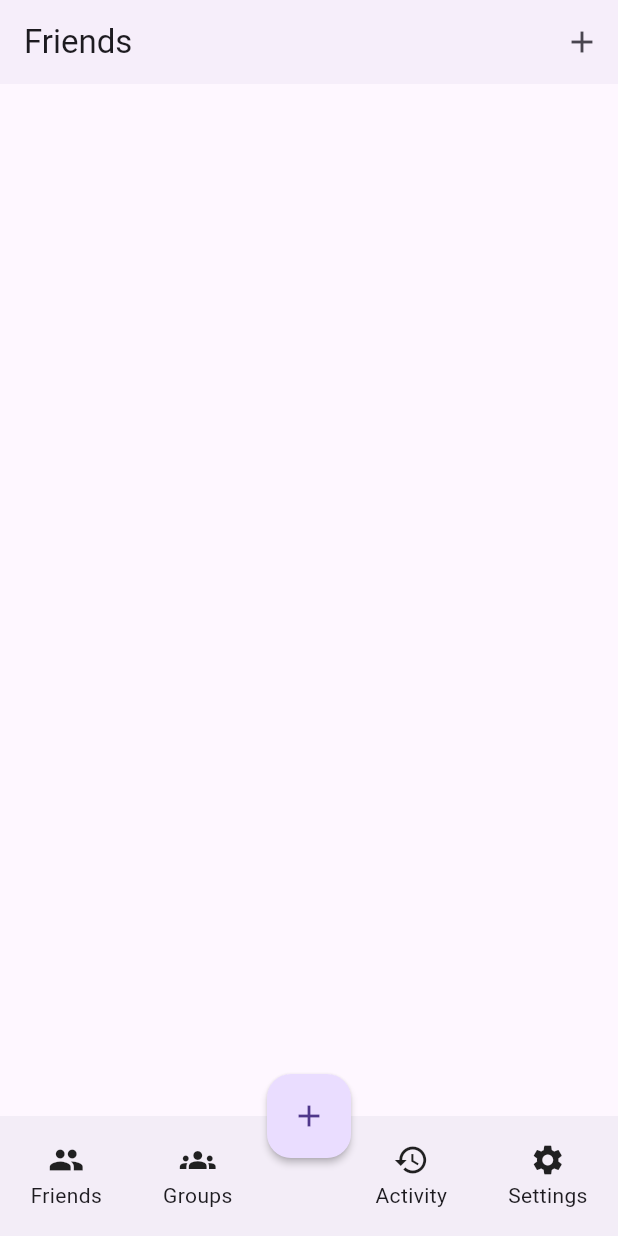
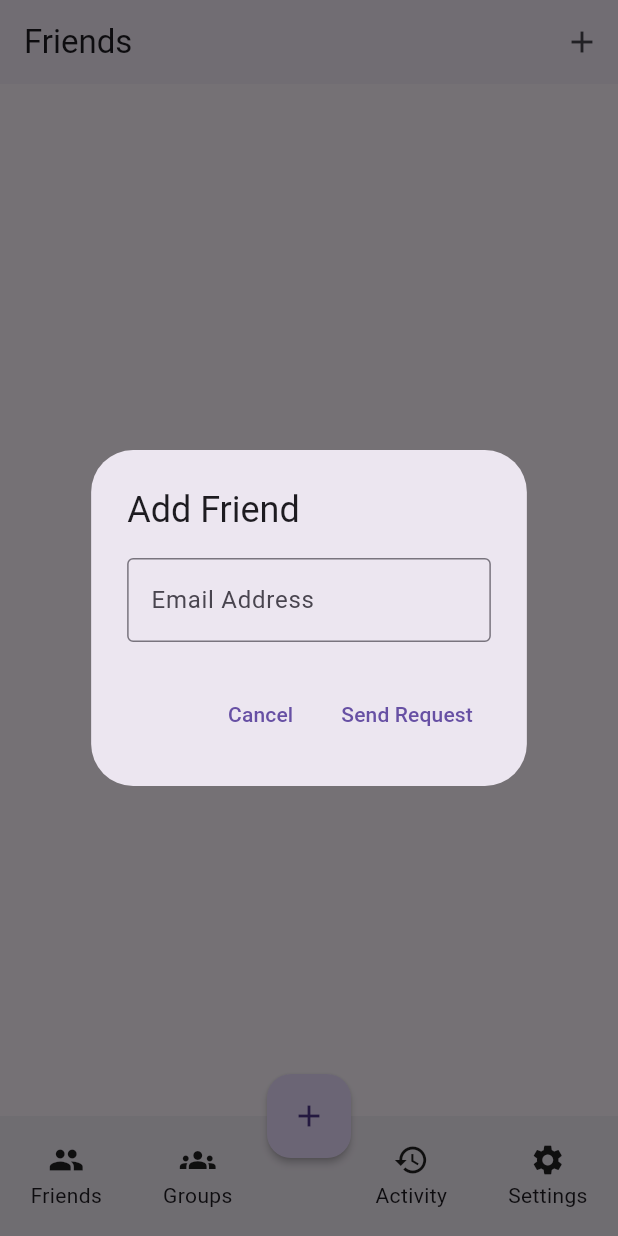
Before and after one commit to sjoerdlemkens/split-smart-app, a Flutter app: the HomePage screen opened by its route, after a tap on the "add" icon, on a phone screen of 412 x 824 dp. Run offline on Flutter 3.47's test engine with Material 3 defaults, Android fonts, the phone set to English and light mode, and no system bars; our stand-ins replace bloc, dio, equatable, flutter_bloc, flutter_secure_storage, formz and 2 more; accounts and stored records are empty; generated files the repository leaves out were written again.

Commit message:
wip: add friend

```diff
--- /dev/null
+++ b/lib/friends/add_friend/add_friend.dart
@@ -0,0 +1,2 @@
+export 'bloc/add_friend_bloc.dart';
+export 'view/view.dart';
--- /dev/null
+++ b/lib/friends/add_friend/bloc/add_friend_bloc.dart
@@ -0,0 +1,46 @@
+import 'package:bloc/bloc.dart';
+import 'package:equatable/equatable.dart';
+import 'package:formz/formz.dart';
+import 'package:split_smart_app/misc/misc.dart';
+
+part 'add_friend_event.dart';
+part 'add_friend_state.dart';
+
+class AddFriendBloc extends Bloc<AddFriendEvent, AddFriendState> {
+  AddFriendBloc() : super(const AddFriendState()) {
+    on<AddFriendEmailChanged>(_onEmailChanged);
+    on<AddFriendSubmitted>(_onSubmitted);
+  }
+
+  void _onEmailChanged(
+    AddFriendEmailChanged event,
+    Emitter<AddFriendState> emit,
+  ) {
+    final email = Email.dirty(event.email);
+    emit(state.copyWith(
+      email: email,
+      status: Formz.validate([email])
+          ? FormzSubmissionStatus.initial
+          : FormzSubmissionStatus.initial,
+    ));
+  }
+
+  void _onSubmitted(
+    AddFriendSubmitted event,
+    Emitter<AddFriendState> emit,
+  ) {
+    final email = Email.dirty(state.email.value);
+    emit(state.copyWith(
+      email: email,
+      status: Formz.validate([email])
+          ? FormzSubmissionStatus.inProgress
+          : FormzSubmissionStatus.initial,
+    ));
+
+    if (Formz.validate([email])) {
+      // TODO: Implement actual friend addition logic here
+      // For now, just simulate success
+      emit(state.copyWith(status: FormzSubmissionStatus.success));
+    }
+  }
+}
--- /dev/null
+++ b/lib/friends/add_friend/bloc/add_friend_event.dart
@@ -0,0 +1,21 @@
+part of 'add_friend_bloc.dart';
+
+sealed class AddFriendEvent extends Equatable {
+  const AddFriendEvent();
+
+  @override
+  List<Object> get props => [];
+}
+
+class AddFriendEmailChanged extends AddFriendEvent {
+  const AddFriendEmailChanged(this.email);
+
+  final String email;
+
+  @override
+  List<Object> get props => [email];
+}
+
+class AddFriendSubmitted extends AddFriendEvent {
+  const AddFriendSubmitted();
+}
--- /dev/null
+++ b/lib/friends/add_friend/bloc/add_friend_state.dart
@@ -0,0 +1,24 @@
+part of 'add_friend_bloc.dart';
+
+class AddFriendState extends Equatable {
+  const AddFriendState({
+    this.email = const Email.pure(),
+    this.status = FormzSubmissionStatus.initial,
+  });
+
+  final Email email;
+  final FormzSubmissionStatus status;
+
+  @override
+  List<Object> get props => [email, status];
+
+  AddFriendState copyWith({
+    Email? email,
+    FormzSubmissionStatus? status,
+  }) {
+    return AddFriendState(
+      email: email ?? this.email,
+      status: status ?? this.status,
+    );
+  }
+}
--- /dev/null
+++ b/lib/friends/add_friend/view/add_friend_dialog.dart
@@ -0,0 +1,122 @@
+import 'package:flutter/material.dart';
+import 'package:flutter_bloc/flutter_bloc.dart';
+import 'package:formz/formz.dart';
+import 'package:split_smart_app/friends/add_friend/bloc/add_friend_bloc.dart';
+import 'package:split_smart_app/misc/misc.dart';
+
+class AddFriendDialog extends StatelessWidget {
+  const AddFriendDialog({super.key});
+
+  static Future<bool?> show(BuildContext context) {
+    return showDialog<bool>(
+      context: context,
+      builder: (context) => const AddFriendDialog(),
+    );
+  }
+
+  @override
+  Widget build(BuildContext context) {
+    return BlocProvider(
+      create: (context) => AddFriendBloc(),
+      child: const _AddFriendDialogView(),
+    );
+  }
+}
+
+class _AddFriendDialogView extends StatelessWidget {
+  const _AddFriendDialogView();
+
+  @override
+  Widget build(BuildContext context) {
+    return BlocListener<AddFriendBloc, AddFriendState>(
+      listener: (context, state) {
+        if (state.status == FormzSubmissionStatus.success) {
+          Navigator.of(context).pop(true);
+          ScaffoldMessenger.of(context).showSnackBar(
+            const SnackBar(
+              content: Text('Friend request sent successfully!'),
+              backgroundColor: Colors.green,
+            ),
+          );
+        } else if (state.status == FormzSubmissionStatus.failure) {
+          ScaffoldMessenger.of(context).showSnackBar(
+            const SnackBar(
+              content: Text('Failed to send friend request. Please try again.'),
+              backgroundColor: Colors.red,
+            ),
+          );
+        }
+      },
+      child: AlertDialog(
+        title: const Text('Add Friend'),
+        content: const _AddFriendForm(),
+        actions: [
+          TextButton(
+            onPressed: () => Navigator.of(context).pop(false),
+            child: const Text('Cancel'),
+          ),
+          BlocBuilder<AddFriendBloc, AddFriendState>(
+            buildWhen: (previous, current) => previous.status != current.status,
+            builder: (context, state) {
+              return TextButton(
+                onPressed: state.status == FormzSubmissionStatus.inProgress
+                    ? null
+                    : () => context
+                        .read<AddFriendBloc>()
+                        .add(const AddFriendSubmitted()),
+                child: state.status == FormzSubmissionStatus.inProgress
+                    ? const SizedBox(
+                        width: 16,
+                        height: 16,
+                        child: CircularProgressIndicator(strokeWidth: 2),
+                      )
+                    : const Text('Send Request'),
+              );
+            },
+          ),
+        ],
+      ),
+    );
+  }
+}
+
+class _AddFriendForm extends StatelessWidget {
+  const _AddFriendForm();
+
+  @override
+  Widget build(BuildContext context) {
+    return BlocBuilder<AddFriendBloc, AddFriendState>(
+      buildWhen: (previous, current) => previous.email != current.email,
+      builder: (context, state) {
+        return TextFormField(
+          key: const Key('addFriend_emailInput_textField'),
+          onChanged: (email) =>
+              context.read<AddFriendBloc>().add(AddFriendEmailChanged(email)),
+          keyboardType: TextInputType.emailAddress,
+          decoration: InputDecoration(
+            labelText: 'Email Address',
+            hintText: 'Enter friend\'s email address',
+            errorText: state.email.displayError?.text,
+            border: const OutlineInputBorder(),
+          ),
+          textInputAction: TextInputAction.done,
+          onFieldSubmitted: (_) {
+            if (state.status == FormzSubmissionStatus.initial &&
+                state.email.isValid) {
+              context.read<AddFriendBloc>().add(const AddFriendSubmitted());
+            }
+          },
+        );
+      },
+    );
+  }
+}
+
+extension EmailValidationErrorX on EmailValidationError {
+  String get text {
+    switch (this) {
+      case EmailValidationError.invalid:
+        return 'Please enter a valid email address';
+    }
+  }
+}
--- /dev/null
+++ b/lib/friends/add_friend/view/view.dart
@@ -0,0 +1 @@
+export 'add_friend_dialog.dart';
--- a/lib/friends/friends_overview/view/friends_tab.dart
+++ b/lib/friends/friends_overview/view/friends_tab.dart
@@ -1,4 +1,5 @@
 import 'package:flutter/material.dart';
+import 'package:split_smart_app/friends/add_friend/add_friend.dart';
 
 class FriendsTab extends StatelessWidget {
   const FriendsTab({super.key});
@@ -13,11 +14,19 @@ class FriendsTab extends StatelessWidget {
           actions: [
             IconButton(
               icon: const Icon(Icons.add),
-              onPressed: () {},
+              onPressed: () => _showAddFriendDialog(context),
             ),
           ],
         ),
       ],
     );
   }
+
+  Future<void> _showAddFriendDialog(BuildContext context) async {
+    final result = await AddFriendDialog.show(context);
+    if (result == true) {
+      // Friend request was sent successfully
+      // You can add additional logic here like refreshing the friends list
+    }
+  }
 }
--- /dev/null
+++ b/lib/misc/misc.dart
@@ -0,0 +1 @@
+export 'models/models.dart';
--- /dev/null
+++ b/lib/misc/models/email.dart
@@ -0,0 +1,17 @@
+import 'package:formz/formz.dart';
+
+enum EmailValidationError { invalid }
+
+class Email extends FormzInput<String, EmailValidationError> {
+  const Email.pure() : super.pure('');
+  const Email.dirty([super.value = '']) : super.dirty();
+
+  static final RegExp _emailRegExp = RegExp(
+    r'^[a-zA-Z0-9.!#$%&*+/=?^_`{|}~-]+@[a-zA-Z0-9](?:[a-zA-Z0-9-]{0,61}[a-zA-Z0-9])?(?:\.[a-zA-Z0-9](?:[a-zA-Z0-9-]{0,61}[a-zA-Z0-9])?)*$',
+  );
+
+  @override
+  EmailValidationError? validator(String value) {
+    return _emailRegExp.hasMatch(value) ? null : EmailValidationError.invalid;
+  }
+}
--- a/lib/sign_in/bloc/sign_in_bloc.dart
+++ b/lib/sign_in/bloc/sign_in_bloc.dart
@@ -2,7 +2,7 @@ import 'package:bloc/bloc.dart';
 import 'package:equatable/equatable.dart';
 import 'package:formz/formz.dart';
 import 'package:auth_repository/auth_repository.dart';
-import 'package:split_smart_app/sign_in/sign_in.dart';
+import 'package:split_smart_app/misc/misc.dart';
 
 part 'sign_in_event.dart';
 part 'sign_in_state.dart';
--- a/lib/sign_in/models/email.dart
+++ /dev/null
@@ -1,27 +0,0 @@
-import 'package:formz/formz.dart';
-
-/// Email Form Input Validation Error
-enum EmailValidationError {
-  /// Email is invalid (generic validation error)
-  invalid
-}
-
-/// {@template email}
-/// Reusable email form input.
-/// {@endtemplate}
-class Email extends FormzInput<String, EmailValidationError> {
-  /// {@macro email}
-  const Email.pure() : super.pure('');
-
-  /// {@macro email}
-  const Email.dirty([super.value = '']) : super.dirty();
-
-  static final RegExp _emailRegExp = RegExp(
-    r'^(([^<>()[\]\\.,;:\s@\"]+(\.[^<>()[\]\\.,;:\s@\"]+)*)|(\".+\"))@((\[[0-9]{1,3}\.[0-9]{1,3}\.[0-9]{1,3}\.[0-9]{1,3}\])|(([a-zA-Z\-0-9]+\.)+[a-zA-Z]{2,}))$',
-  );
-
-  @override
-  EmailValidationError? validator(String value) {
-    return _emailRegExp.hasMatch(value) ? null : EmailValidationError.invalid;
-  }
-}
--- a/lib/sign_in/sign_in.dart
+++ b/lib/sign_in/sign_in.dart
@@ -1,3 +1,2 @@
 export 'bloc/sign_in_bloc.dart';
 export 'view/view.dart';
-export 'models/models.dart';
--- a/lib/sign_up/bloc/sign_up_bloc.dart
+++ b/lib/sign_up/bloc/sign_up_bloc.dart
@@ -2,7 +2,7 @@ import 'package:bloc/bloc.dart';
 import 'package:equatable/equatable.dart';
 import 'package:formz/formz.dart';
 import 'package:auth_repository/auth_repository.dart';
-import 'package:split_smart_app/sign_in/models/models.dart';
+import 'package:split_smart_app/misc/misc.dart';
 import 'package:split_smart_app/sign_up/models/models.dart';
 
 part 'sign_up_event.dart';
```
Also changed, not shown: lib/misc/models/models.dart (renamed from lib/sign_in/models/models.dart), lib/misc/models/password.dart (renamed from lib/sign_in/models/password.dart).
